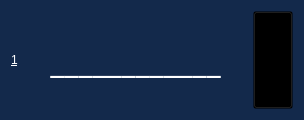
Qt form ui_files/speaker_view.ui (mkirby528/Run-MUN) before a commit.
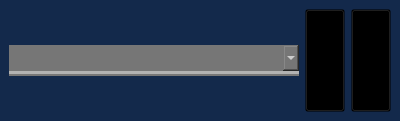
The same form after that commit. The open tabs and pages were chosen to show the change. Icons and pictures are not drawn.

```diff
--- a/ui_files/speaker_view.ui
+++ b/ui_files/speaker_view.ui
@@ -1,17 +1,17 @@
 <?xml version="1.0" encoding="UTF-8"?>
 <ui version="4.0">
  <class>root</class>
- <widget class="QWidget" name="root">
+ <widget class="QStackedWidget" name="root">
   <property name="geometry">
    <rect>
     <x>0</x>
     <y>0</y>
-    <width>304</width>
-    <height>120</height>
+    <width>400</width>
+    <height>121</height>
    </rect>
   </property>
   <property name="sizePolicy">
-   <sizepolicy hsizetype="Expanding" vsizetype="Fixed">
+   <sizepolicy hsizetype="Preferred" vsizetype="Fixed">
     <horstretch>0</horstretch>
     <verstretch>0</verstretch>
    </sizepolicy>
@@ -20,32 +20,39 @@
    <string/>
   </property>
   <property name="styleSheet">
-   <string notr="true">#root{
+   <string notr="true">#root, #StackedWidget, #display_mode_view, #add_mode_view{
 	background-color: #13294B;
 
 }
 
-#speaker_number_label{
+
+#speaker_name_label,#speaker_number_label{
 	color:white;
-	
-	font: 24pt &quot;Poor Richard&quot;;
+	font: 24pt &quot;MS UI Gothic&quot;;
 	text-decoration: underline;
+
 }
-#speaker_name_label{
-	color:white;
-	
-	font: 24pt &quot;Poor Richard&quot;;
-}
 
-#delete_speaker_button{
+#confirm_speaker_button, #add_speaker_button,#cancel_speaker_button{
 		background-color: transparent;	
 }
+
+#add_speaker_combo_box{
+	color:white;
+	background-color: #767676;
+	font: 75 14pt &quot;MS Shell Dlg 2&quot;;	
+	border-style: ridge;
+    border-width: 0px,5px,0px,0px;
+    border-color: #777777;
+	padding: 5px
+}
 </string>
   </property>
   <property name="index" stdset="0">
    <number>0</number>
   </property>
-  <layout class="QHBoxLayout" name="horizontalLayout" stretch="0,0,0">
+  <widget class="QWidget" name="display_mode_view">
+   <layout class="QHBoxLayout" name="horizontalLayout">
    <item>
     <widget class="QLabel" name="speaker_number_label">
      <property name="styleSheet">
@@ -66,19 +73,19 @@
      </property>
      <property name="font">
       <font>
-       <family>Poor Richard</family>
+        <family>MS UI Gothic</family>
        <pointsize>24</pointsize>
        <weight>50</weight>
        <italic>false</italic>
        <bold>false</bold>
-       <underline>false</underline>
+        <underline>true</underline>
       </font>
      </property>
      <property name="styleSheet">
       <string notr="true">background-color: #13294B</string>
      </property>
      <property name="text">
-      <string>____________</string>
+       <string/>
      </property>
      <property name="alignment">
       <set>Qt::AlignCenter</set>
@@ -109,6 +116,67 @@
     </widget>
    </item>
   </layout>
+  </widget>
+  <widget class="QWidget" name="add_mode_view">
+   <layout class="QHBoxLayout" name="horizontalLayout_2" stretch="8,1,1">
+    <item>
+     <widget class="QComboBox" name="add_speaker_combo_box">
+      <property name="insertPolicy">
+       <enum>QComboBox::InsertAlphabetically</enum>
+      </property>
+      <property name="duplicatesEnabled">
+       <bool>false</bool>
+      </property>
+     </widget>
+    </item>
+    <item>
+     <widget class="QPushButton" name="cancel_speaker_button">
+      <property name="sizePolicy">
+       <sizepolicy hsizetype="Minimum" vsizetype="Expanding">
+        <horstretch>0</horstretch>
+        <verstretch>0</verstretch>
+       </sizepolicy>
+      </property>
+      <property name="text">
+       <string/>
+      </property>
+      <property name="icon">
+       <iconset>
+        <normaloff>../resources/cancel_icon.png</normaloff>../resources/cancel_icon.png</iconset>
+      </property>
+      <property name="iconSize">
+       <size>
+        <width>32</width>
+        <height>32</height>
+       </size>
+      </property>
+     </widget>
+    </item>
+    <item>
+     <widget class="QPushButton" name="confirm_speaker_button">
+      <property name="sizePolicy">
+       <sizepolicy hsizetype="Minimum" vsizetype="Expanding">
+        <horstretch>0</horstretch>
+        <verstretch>0</verstretch>
+       </sizepolicy>
+      </property>
+      <property name="text">
+       <string/>
+      </property>
+      <property name="icon">
+       <iconset>
+        <normaloff>../resources/check_icon.png</normaloff>../resources/check_icon.png</iconset>
+      </property>
+      <property name="iconSize">
+       <size>
+        <width>32</width>
+        <height>32</height>
+       </size>
+      </property>
+     </widget>
+    </item>
+   </layout>
+  </widget>
  </widget>
  <resources/>
  <connections/>
```
Left out of the diff: 6 changed lines with no effect on the pictures. Lines whose indentation alone changed are shown as unchanged.
